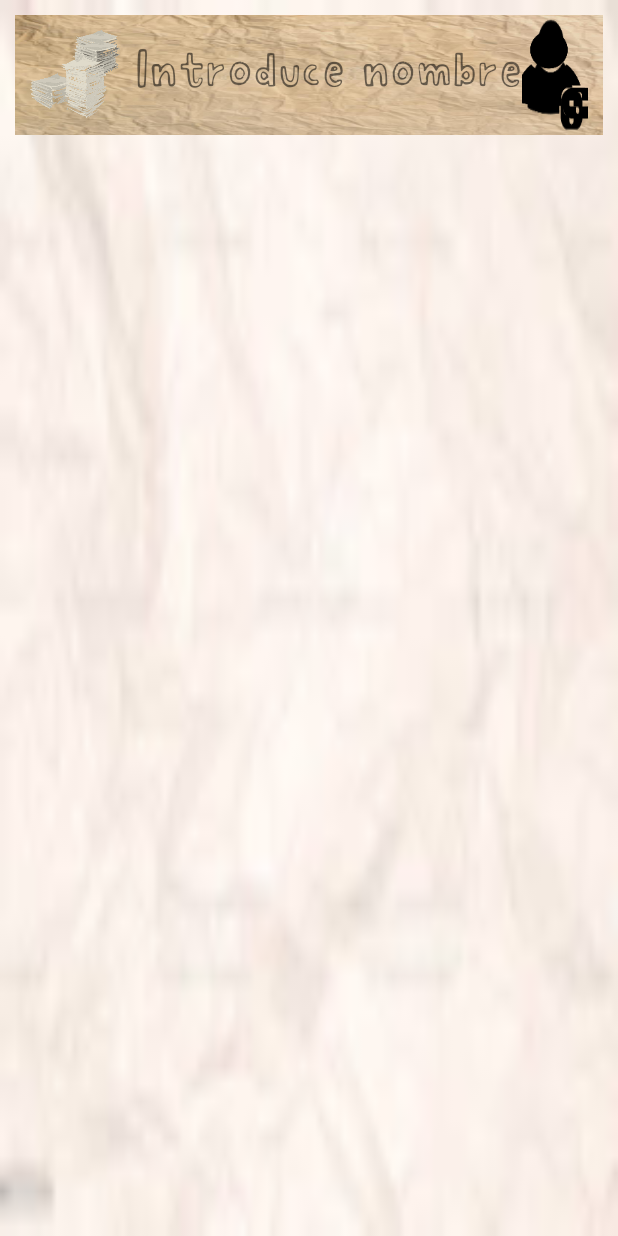
After one commit to kirle/Papelitos-Android, an Android app: the layout player_row.xml on its own in the app's theme, with its tools: preview values and no code run, on a phone screen of 412 x 824 dp. The commit adds this screen. Run offline under Robolectric (Android 15) with nearby library versions, the phone set to English and light mode, and no system bars.

Commit message:
16/11 - added player screen

```diff
--- a/app/src/main/java/com/example/proyectodm/iu/registrar_equipos.java
+++ b/app/src/main/java/com/example/proyectodm/iu/registrar_equipos.java
@@ -43,6 +43,7 @@ public class registrar_equipos extends AppCompatActivity {
                 playSound();
 
                 Intent myIntent = new Intent(registrar_equipos.this, MainActivity.class);
+                myIntent.setFlags(Intent.FLAG_ACTIVITY_CLEAR_TOP);
                 registrar_equipos.this.startActivity(myIntent);
 
             }
@@ -53,6 +54,8 @@ public class registrar_equipos extends AppCompatActivity {
             public void onClick(View v) {
                 playSound();
                 Intent myIntent2 = new Intent(registrar_equipos.this, Instructions.class);
+                myIntent2.setFlags(Intent.FLAG_ACTIVITY_CLEAR_TOP);
+
                 registrar_equipos.this.startActivity(myIntent2);
             }
         });
--- a/app/src/main/res/layout/activity_main.xml
+++ b/app/src/main/res/layout/activity_main.xml
@@ -4,7 +4,8 @@
     xmlns:tools="http://schemas.android.com/tools"
     android:layout_width="match_parent"
     android:layout_height="match_parent"
-    tools:context=".iu.MainActivity">
+    tools:context=".iu.MainActivity"
+    >
 
 
     <LinearLayout
--- a/app/src/main/res/layout/activity_registrar_equipos.xml
+++ b/app/src/main/res/layout/activity_registrar_equipos.xml
@@ -3,7 +3,9 @@
     xmlns:tools="http://schemas.android.com/tools"
     android:layout_width="match_parent"
     android:layout_height="match_parent"
-    tools:context=".iu.MainActivity">
+    tools:context=".iu.MainActivity"
+
+    >
 
     <LinearLayout
         android:layout_width="fill_parent"
--- /dev/null
+++ b/app/src/main/res/layout/player_row.xml
@@ -0,0 +1,84 @@
+<?xml version="1.0" encoding="utf-8"?>
+<LinearLayout xmlns:android="http://schemas.android.com/apk/res/android"
+    xmlns:app="http://schemas.android.com/apk/res-auto"
+    xmlns:tools="http://schemas.android.com/tools"
+    android:layout_width="match_parent"
+    android:layout_height="match_parent"
+    android:background="@mipmap/backgroundrose"
+    android:orientation="vertical"
+    tools:context=".iu.registrar_equipos">
+
+    <LinearLayout
+        android:id="@+id/layout_item"
+        android:layout_width="match_parent"
+        android:layout_height="80dp"
+        android:layout_marginLeft="16dp"
+        android:layout_margin="10dp"
+
+        android:background="@mipmap/paperbackground">
+
+        <ImageView
+            android:layout_width="60dp"
+            android:layout_height="60dp"
+            android:layout_gravity="center"
+            android:layout_marginLeft="10dp"
+            android:background="@mipmap/groupofpapers"
+            app:srcCompat="@mipmap/groupofpapers" />
+
+        <LinearLayout
+            android:layout_width="wrap_content"
+            android:layout_height="wrap_content"
+            android:layout_gravity="center"
+            android:layout_marginLeft="10dp"
+            android:orientation="vertical">
+
+            <TextView
+                android:id="@+id/list_item_name"
+                android:layout_width="wrap_content"
+                android:layout_height="wrap_content"
+                android:fontFamily="@font/delvue"
+                android:text="Introduce nombre"
+                android:textSize="32sp" />
+
+        </LinearLayout>
+
+        <LinearLayout
+            android:layout_width="match_parent"
+            android:layout_height="match_parent"
+            android:orientation="horizontal"
+
+            >
+            <View
+                android:layout_width="0dp"
+                android:layout_height="0dp"
+                android:layout_weight="1" />
+            <ImageButton
+                android:id="@+id/button2"
+                android:layout_width="wrap_content"
+                android:layout_height="match_parent"
+                android:layout_gravity="center"
+                android:layout_marginRight="10dp"
+                android:background="@mipmap/adduser"
+                app:srcCompat="@mipmap/adduser"
+
+                />
+
+            <ImageButton
+                android:id="@+id/button"
+                android:layout_width="wrap_content"
+                android:layout_height="wrap_content"
+                android:layout_gravity="center"
+                android:layout_marginRight="10dp"
+                android:background="@mipmap/paperbinicon"
+                app:srcCompat="@mipmap/paperbinicon"
+
+                />
+        </LinearLayout>
+
+
+
+
+    </LinearLayout>
+
+
+</LinearLayout>
```
Also changed, not shown: app/src/main/AndroidManifest.xml (+11 -6 lines), app/src/main/java/com/example/proyectodm/iu/BackgroundSoundService.java (deleted, +0 -53 lines), app/src/main/java/com/example/proyectodm/iu/DBManager.java (added, +280 -0 lines), app/src/main/java/com/example/proyectodm/iu/MainActivity.java (+19 -5 lines), app/src/main/java/com/example/proyectodm/iu/RegistrarJugadores.java (added, +58 -0 lines), app/src/main/res/layout/activity_registrar_jugadores.xml (added, +80 -0 lines), app/src/main/res/mipmap-xxxhdpi/adduser.png (added), app/src/main/res/mipmap-xxxhdpi/paperbinicon.png (added).
